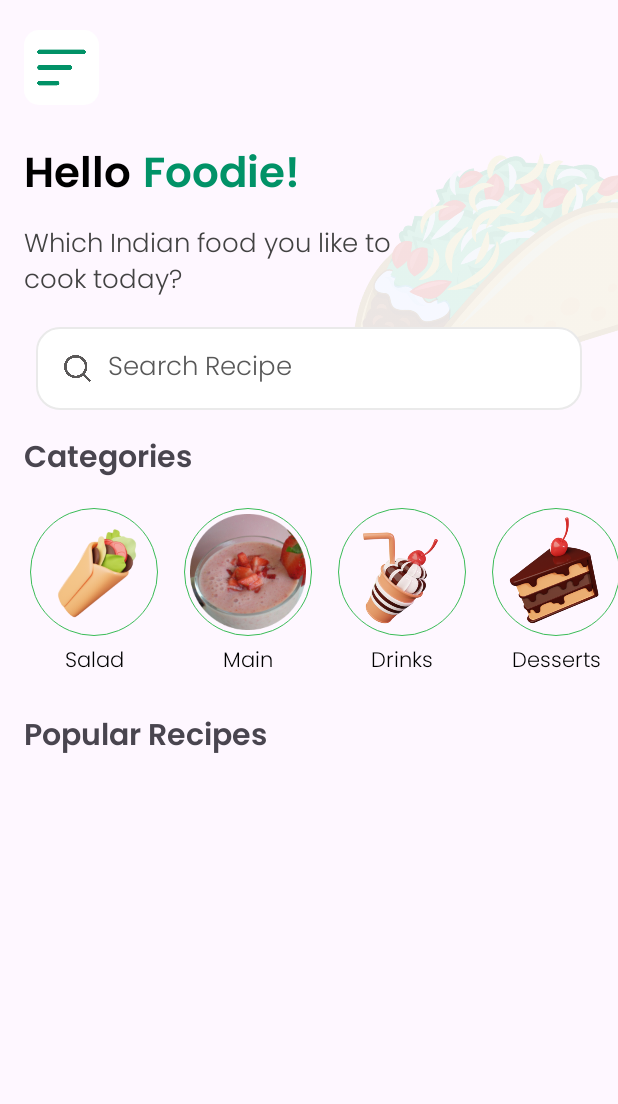
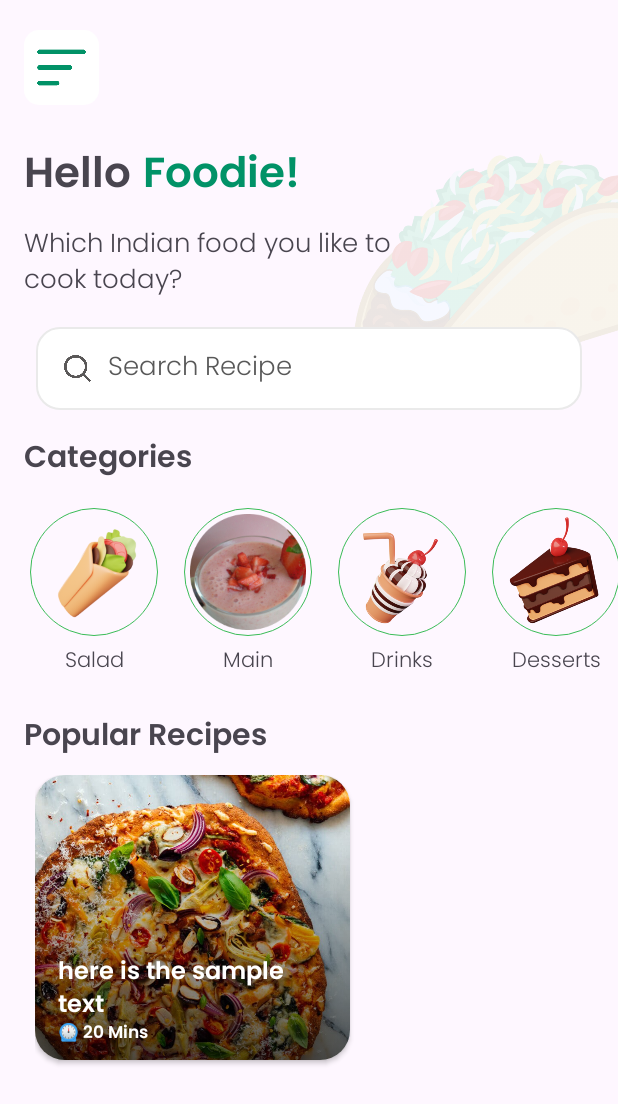
Before and after one commit to KrishVerma7/CookBook, an Android app: the layout activity_home.xml on its own in the app's theme, with its tools: preview values and no code run, on a phone screen of 412 x 824 dp. Shown: the top 1104 px of the screen. Run offline under Robolectric (Android 15) with nearby library versions, the phone set to English and light mode, and no system bars.

Commit message:
added recycler view item, still need to implement logic.

```diff
--- a/app/src/main/res/layout/activity_home.xml
+++ b/app/src/main/res/layout/activity_home.xml
@@ -37,7 +37,6 @@
         android:layout_marginTop="24dp"
         android:fontFamily="@font/poppins"
         android:text="Hello"
-        android:textColor="@color/black"
         android:textSize="28sp"
         app:layout_constraintStart_toStartOf="parent"
         app:layout_constraintTop_toBottomOf="@+id/imageView" />
@@ -62,7 +61,7 @@
         android:layout_marginTop="8dp"
         android:fontFamily="@font/poppins_light"
         android:text="Which Indian food you like to cook today?"
-        android:textColor="#424242"
+
         android:textSize="17sp"
         app:layout_constraintStart_toStartOf="parent"
         app:layout_constraintTop_toBottomOf="@+id/textView2" />
@@ -142,8 +141,7 @@
                 android:layout_marginTop="5dp"
                 android:fontFamily="@font/poppins_light"
                 android:gravity="center"
-                android:text="Salad"
-                android:textColor="@color/black" />
+                android:text="Salad" />
 
             <ImageView
                 android:id="@+id/MainDish"
@@ -163,8 +161,7 @@
                 android:layout_marginTop="5dp"
                 android:fontFamily="@font/poppins_light"
                 android:gravity="center"
-                android:text="Main"
-                android:textColor="@color/black" />
+                android:text="Main" />
 
             <ImageView
                 android:id="@+id/Drinks"
@@ -184,8 +181,7 @@
                 android:layout_marginTop="5dp"
                 android:fontFamily="@font/poppins_light"
                 android:gravity="center"
-                android:text="Drinks"
-                android:textColor="@color/black" />
+                android:text="Drinks"/>
 
             <ImageView
                 android:id="@+id/Desserts"
@@ -205,8 +201,7 @@
                 android:layout_marginTop="5dp"
                 android:fontFamily="@font/poppins_light"
                 android:gravity="center"
-                android:text="Desserts"
-                android:textColor="@color/black" />
+                android:text="Desserts" />
 
         </RelativeLayout>
     </HorizontalScrollView>
@@ -230,6 +225,7 @@
         android:layout_marginStart="1dp"
         android:layout_marginTop="8dp"
         app:layout_constraintStart_toStartOf="parent"
-        app:layout_constraintTop_toBottomOf="@+id/Popular" />
+        app:layout_constraintTop_toBottomOf="@+id/Popular"
+        tools:listitem="@layout/popular_rv_item"/>
 
 </androidx.constraintlayout.widget.ConstraintLayout>
--- a/app/src/main/res/layout/activity_main.xml
+++ b/app/src/main/res/layout/activity_main.xml
@@ -11,7 +11,7 @@
         android:id="@+id/gifImageView"
         android:layout_width="200dp"
         android:layout_height="200dp"
-        android:background="@drawable/logo_animation"
+        android:background="@drawable/logo_animation_transparent"
         app:layout_constraintBottom_toBottomOf="parent"
         app:layout_constraintEnd_toEndOf="parent"
         app:layout_constraintStart_toStartOf="parent"
--- /dev/null
+++ b/app/src/main/res/layout/popular_rv_item.xml
@@ -0,0 +1,55 @@
+<?xml version="1.0" encoding="utf-8"?>
+<LinearLayout xmlns:android="http://schemas.android.com/apk/res/android"
+    xmlns:tools="http://schemas.android.com/tools"
+    android:layout_width="match_parent"
+    android:layout_height="match_parent"
+    xmlns:app="http://schemas.android.com/apk/res-auto"
+    android:layout_marginStart="22dp">
+
+    <androidx.cardview.widget.CardView
+        android:layout_width="210dp"
+        android:layout_height="190dp"
+        app:cardCornerRadius="20dp">
+
+        <ImageView
+            android:id="@+id/popular_img"
+            android:layout_width="match_parent"
+            android:layout_height="match_parent"
+            android:scaleType="centerCrop"
+            android:foreground="?android:attr/selectableItemBackground"
+            android:src="@drawable/pizza_sample"/>
+
+        <ImageView
+            android:id="@+id/img_gradient"
+            android:layout_width="match_parent"
+            android:layout_height="150dp"
+            android:src="@drawable/image_btm_overlay"
+            android:layout_gravity="bottom"/>
+
+        <TextView
+            android:id="@+id/popular_txt"
+            android:layout_width="wrap_content"
+            android:layout_height="wrap_content"
+            android:text="here is the sample text"
+            android:textColor="@color/white"
+            android:textSize="16sp"
+            android:paddingStart="15dp"
+            android:paddingEnd="15dp"
+            android:paddingBottom="22dp"
+            android:fontFamily="@font/poppins"
+            android:layout_gravity="bottom"/>
+
+        <TextView
+            android:id="@+id/popular_time"
+            android:layout_width="wrap_content"
+            android:layout_height="wrap_content"
+            android:text="⏲️ 20 Mins"
+            android:textColor="@color/white"
+            android:textSize="11sp"
+            android:layout_marginStart="15dp"
+            android:layout_marginBottom="7dp"
+            android:fontFamily="@font/poppins"
+            android:layout_gravity="bottom"/>
+
+    </androidx.cardview.widget.CardView>
+</LinearLayout>
--- a/app/src/main/res/values-night/themes.xml
+++ b/app/src/main/res/values-night/themes.xml
@@ -4,4 +4,5 @@
         <!-- Customize your dark theme here. -->
          <item name="colorPrimary">@color/purple_500</item>
     </style>
+
 </resources>
--- a/app/src/main/res/values/colors.xml
+++ b/app/src/main/res/values/colors.xml
@@ -8,4 +8,5 @@
     <color name="background">#f5f5f5</color>
     <color name="black_light">#1e000000</color>
     <color name="white">#ffffffff</color>
+    <color name="grey">#DCDCDC</color>
 </resources>
--- a/app/src/main/res/values/themes.xml
+++ b/app/src/main/res/values/themes.xml
@@ -2,8 +2,9 @@
     <!-- Base application theme. -->
     <style name="Base.Theme.CookBook" parent="Theme.Material3.DayNight.NoActionBar">
         <!-- Customize your light theme here. -->
-         <item name="colorPrimary">@color/purple_500</item>
+        <item name="colorPrimary">@color/purple_500</item>
     </style>
 
-    <style name="Theme.CookBook" parent="Base.Theme.CookBook" />
+    <style name="Theme.CookBook" parent="Base.Theme.CookBook"/>
+
 </resources>
```
Also changed, not shown: 1 other file.
